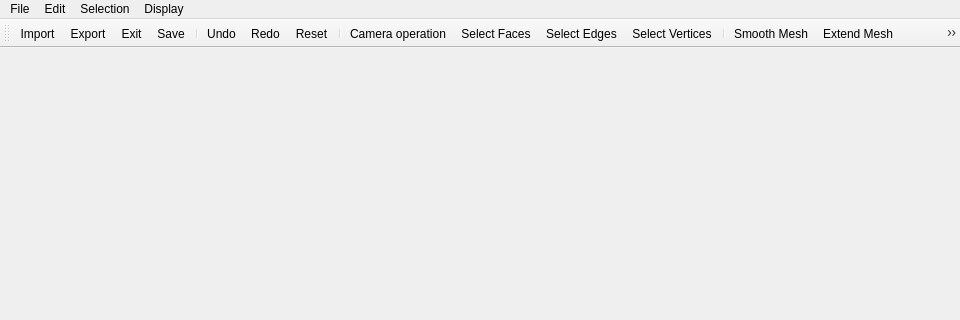
Qt form forms/mainwindow.ui (TopModLab/Unfolding) before a commit; both pictures show x 0 to 960 and y 0 to 320 of the 960 by 680 pixel window.
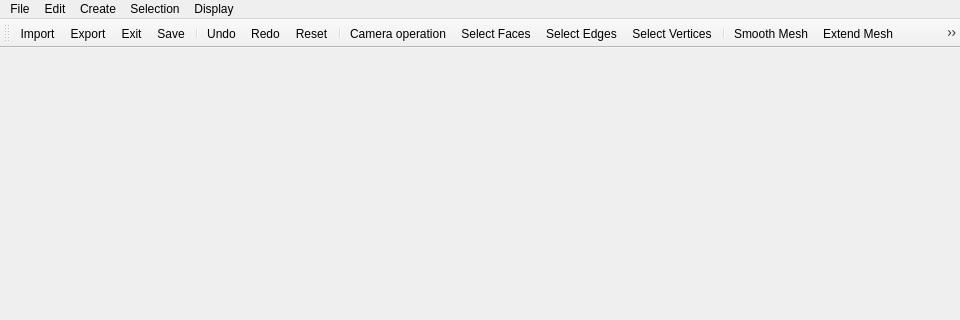
The same form after that commit. Icons and pictures are not drawn.

Commit message: add create Cube function.

Patch:
```diff
--- a/forms/mainwindow.ui
+++ b/forms/mainwindow.ui
@@ -92,8 +92,17 @@
     <addaction name="actionShrinkSel"/>
     <addaction name="actionClearSel"/>
    </widget>
+   <widget class="QMenu" name="menuCreate">
+    <property name="title">
+     <string>Create</string>
+    </property>
+    <addaction name="actGenCube"/>
+    <addaction name="actGenTorus"/>
+    <addaction name="actGenTetra"/>
+   </widget>
    <addaction name="menu_File"/>
    <addaction name="menu_Edit"/>
+   <addaction name="menuCreate"/>
    <addaction name="menu_Selection"/>
    <addaction name="menu_Display"/>
   </widget>
```
Left out of the diff: 27 changed lines with no effect on the pictures. The commit also changes 3 other files.
